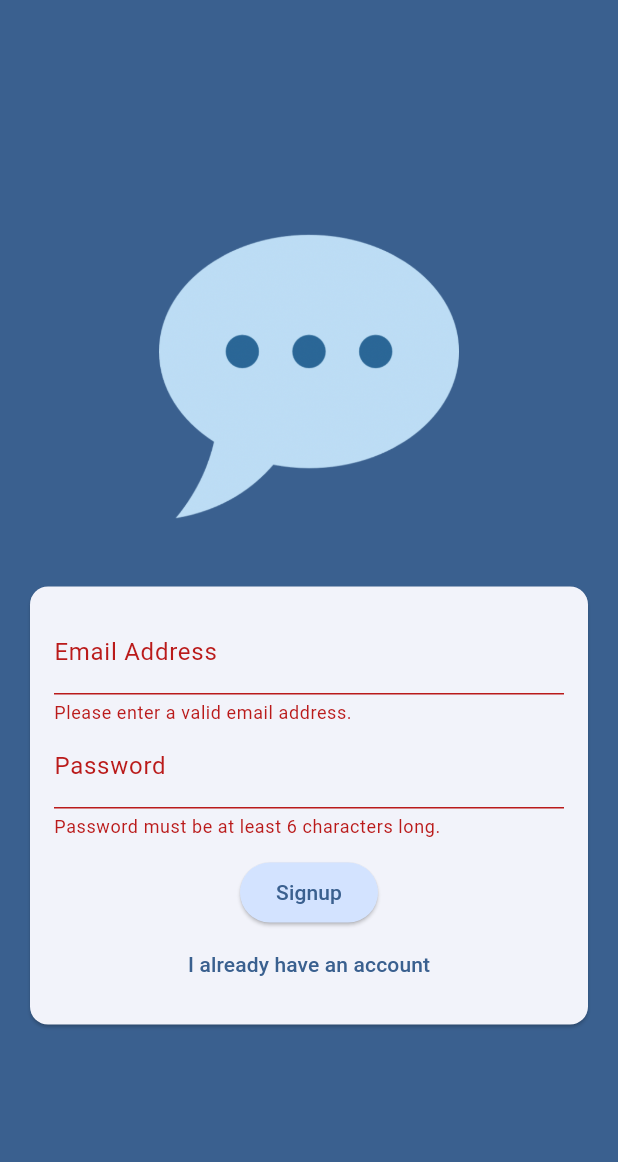
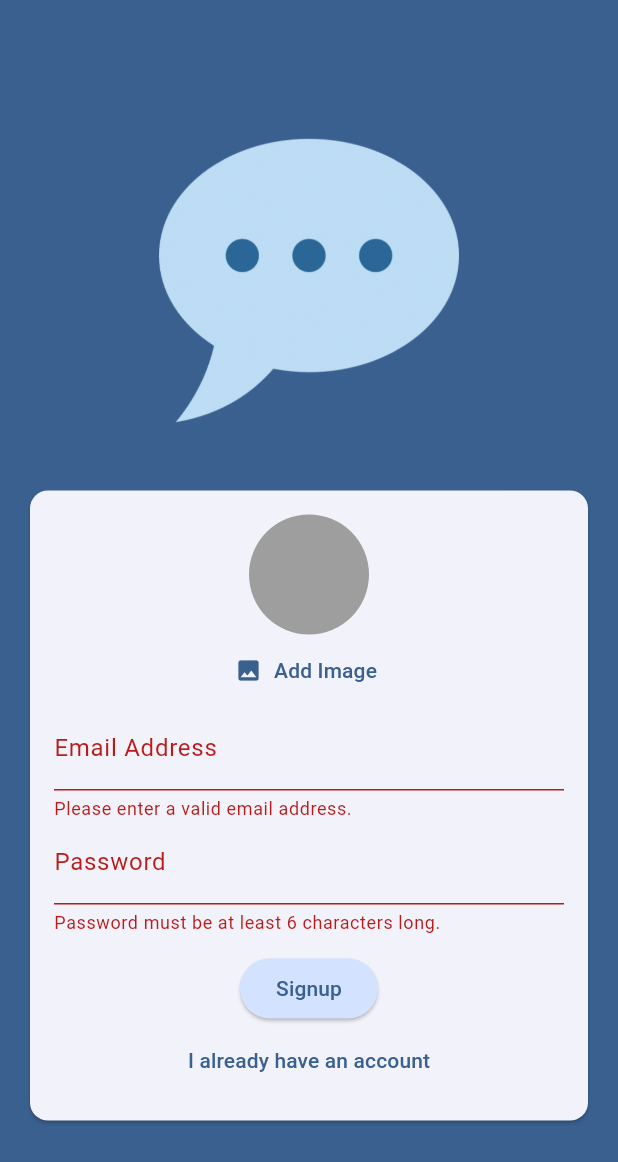
Before and after one commit to Ridhowalid01/chat_app, a Flutter app: the screen it shows after launch, after a tap on "Login", after a tap on "Create an account", on a phone screen of 412 x 824 dp. Shown: the top 1162 px of the screen. Run offline on Flutter 3.47's test engine with Material 3 defaults, Android fonts, the phone set to English and light mode, and no system bars; our stand-ins replace firebase_auth, firebase_core, image_picker; accounts and stored records are empty.

Commit message:
add upload image ui in auth screen

```diff
--- a/lib/main.dart
+++ b/lib/main.dart
@@ -1,4 +1,7 @@
 import 'package:chat_app/ui/screens/auth_screen.dart';
+import 'package:chat_app/ui/screens/chat_screen.dart';
+import 'package:chat_app/ui/screens/splash_screen.dart';
+import 'package:firebase_auth/firebase_auth.dart';
 import 'package:flutter/material.dart';
 import 'package:firebase_core/firebase_core.dart';
 import 'firebase_options.dart';
@@ -23,7 +26,20 @@ class MyApp extends StatelessWidget {
           seedColor: const Color.fromARGB(255, 50, 148, 246),
         ),
       ),
-      home: const AuthScreen(),
+      home: StreamBuilder(
+        stream: FirebaseAuth.instance.authStateChanges(),
+        builder: (ctx, snapshot) {
+          if (snapshot.connectionState == ConnectionState.waiting) {
+            return const SplashScreen();
+          }
+
+          if (snapshot.hasData) {
+            return const ChatScreen();
+          }
+
+          return const AuthScreen();
+        },
+      ),
     );
   }
 }
--- a/lib/ui/screens/auth_screen.dart
+++ b/lib/ui/screens/auth_screen.dart
@@ -1,3 +1,4 @@
+import 'package:chat_app/ui/widgets/user_image_picker.dart';
 import 'package:firebase_auth/firebase_auth.dart';
 import 'package:flutter/material.dart';
 
@@ -33,13 +34,11 @@ class _AuthScreenState extends State<AuthScreen> {
           email: _enteredEmail,
           password: _enteredPassword,
         );
-        print(userCredential);
       } else {
         final userCredential = await _firebase.createUserWithEmailAndPassword(
           email: _enteredEmail,
           password: _enteredPassword,
         );
-        print(userCredential);
       }
     } on FirebaseAuthException catch (error) {
       ScaffoldMessenger.of(context).clearSnackBars();
@@ -80,6 +79,8 @@ class _AuthScreenState extends State<AuthScreen> {
                       child: Column(
                         mainAxisSize: MainAxisSize.min,
                         children: [
+                          if(!_isLogin)
+                            const UserImagePicker(),
                           TextFormField(
                             decoration: const InputDecoration(
                               labelText: 'Email Address',
--- /dev/null
+++ b/lib/ui/screens/splash_screen.dart
@@ -0,0 +1,17 @@
+import 'package:flutter/material.dart';
+
+class SplashScreen extends StatelessWidget {
+  const SplashScreen({super.key});
+
+  @override
+  Widget build(BuildContext context) {
+    return Scaffold(
+      appBar: AppBar(
+        title: const Text('Chat Screen'),
+      ),
+      body: const Center(
+        child: Text('Loading...'),
+      ),
+    );
+  }
+}
--- /dev/null
+++ b/lib/ui/widgets/user_image_picker.dart
@@ -0,0 +1,55 @@
+import 'dart:io';
+
+import 'package:flutter/material.dart';
+import 'package:image_picker/image_picker.dart';
+
+class UserImagePicker extends StatefulWidget {
+  const UserImagePicker({super.key});
+
+  @override
+  State<UserImagePicker> createState() => _UserImagePickerState();
+}
+
+class _UserImagePickerState extends State<UserImagePicker> {
+
+  File? _pickedImageFile;
+
+  void _pickImage() async {
+    final pickedImage = await ImagePicker().pickImage(
+      source: ImageSource.camera,
+      imageQuality: 50,
+      maxWidth: 150,
+    );
+
+    if (pickedImage == null) {
+      return;
+    }
+
+    setState(() {
+      _pickedImageFile = File(pickedImage.path);
+    });
+  }
+
+  @override
+  Widget build(BuildContext context) {
+    return Column(
+      children: [
+        CircleAvatar(
+          radius: 40,
+          backgroundColor: Colors.grey,
+          foregroundImage: _pickedImageFile != null ? FileImage(_pickedImageFile!) : null,
+        ),
+        TextButton.icon(
+          onPressed: _pickImage,
+          icon: const Icon(Icons.image),
+          label: Text(
+            'Add Image',
+            style: TextStyle(
+              color: Theme.of(context).colorScheme.primary,
+            ),
+          ),
+        ),
+      ],
+    );
+  }
+}
--- a/pubspec.yaml
+++ b/pubspec.yaml
@@ -36,6 +36,8 @@ dependencies:
   cupertino_icons: ^1.0.8
   firebase_core: ^4.2.1
   firebase_auth: ^6.1.2
+  firebase_storage: ^13.0.4
+  image_picker: ^1.2.1
 
 dev_dependencies:
   flutter_test:
```
Also changed, not shown: lib/ui/screens/chat_screen.dart (added, +29 -0 lines), pubspec.lock.
